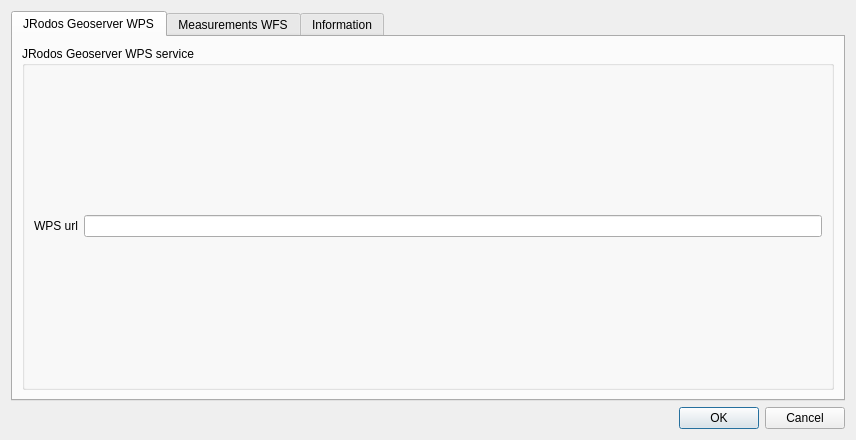
Old version of the form jrodos_settings_dialog_base.ui in the repository rduivenvoorde/jrodos.
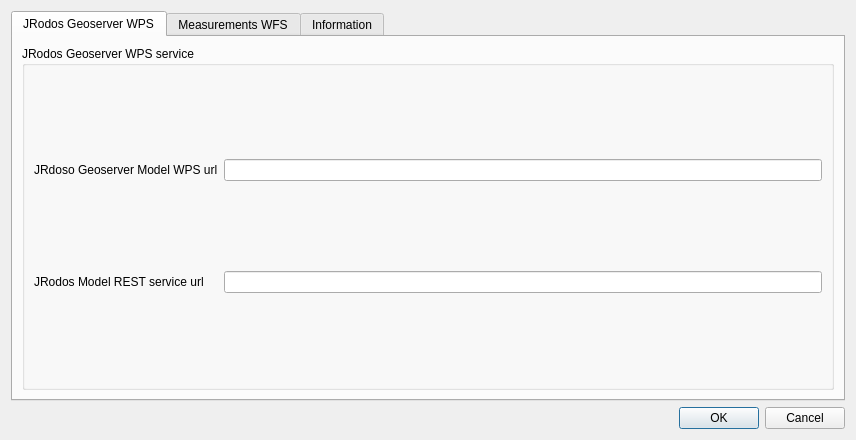
New version of the form.

Commit message: projects and datapaths via service

Patch:
```diff
--- a/jrodos_settings_dialog_base.ui
+++ b/jrodos_settings_dialog_base.ui
@@ -43,13 +43,23 @@
           <item row="0" column="0">
            <widget class="QLabel" name="label_2">
             <property name="text">
-             <string>WPS url</string>
+             <string>JRdoso Geoserver Model WPS url</string>
             </property>
            </widget>
           </item>
           <item row="0" column="1">
            <widget class="QLineEdit" name="jrodos_wps_url"/>
           </item>
+          <item row="1" column="1">
+           <widget class="QLineEdit" name="jrodos_rest_url"/>
+          </item>
+          <item row="1" column="0">
+           <widget class="QLabel" name="label_5">
+            <property name="text">
+             <string>JRodos Model REST service url</string>
+            </property>
+           </widget>
+          </item>
          </layout>
         </widget>
        </item>
```
The commit also changes 5 other files.
